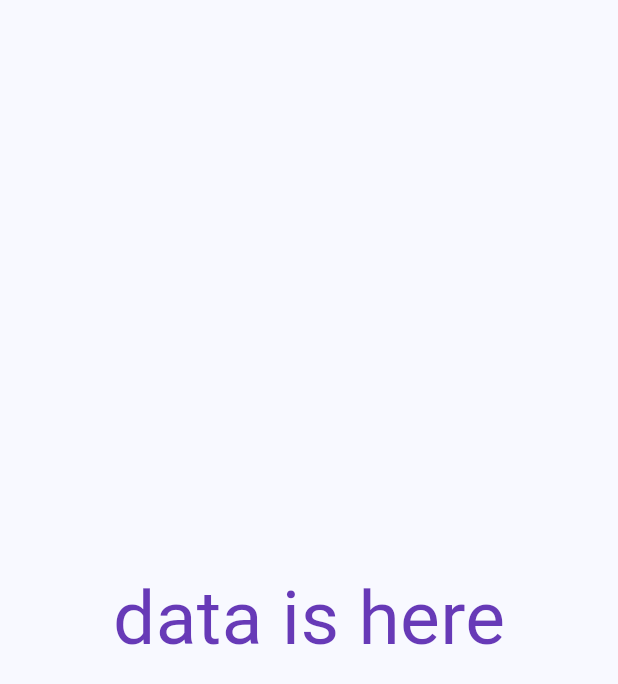
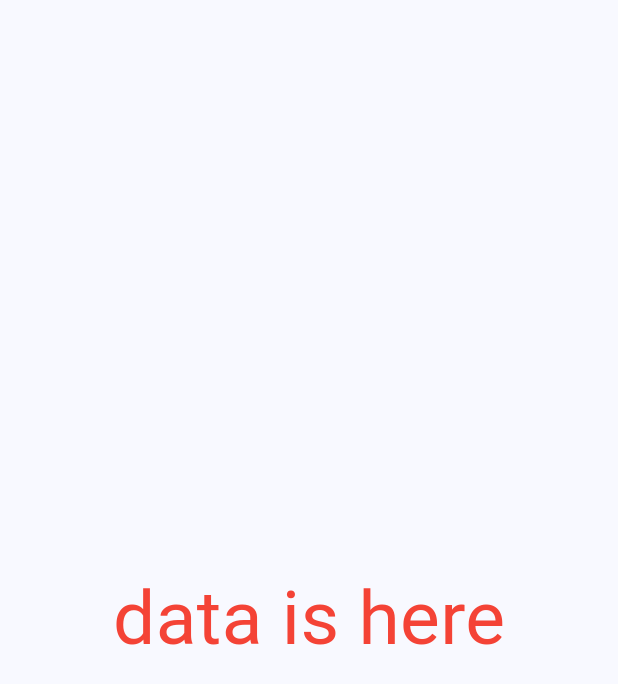
Before and after one commit to harshitkar/note_it_bro, a Flutter app: the screen it shows after launch, on a phone screen of 412 x 824 dp. Shown: the top 684 px of the screen. Run offline on Flutter 3.47's test engine with Material 3 defaults, Android fonts, the phone set to English and light mode, and no system bars.

Commit message:
Workshop 2

```diff
--- a/lib/screens/homepage.dart
+++ b/lib/screens/homepage.dart
@@ -12,7 +12,7 @@ class HomePage extends StatelessWidget {
             "data is here",
             style: TextStyle(
                 fontSize: 50,
-                color: Colors.deepPurple
+                color: Colors.red
             ),
           ),
       ),
```
